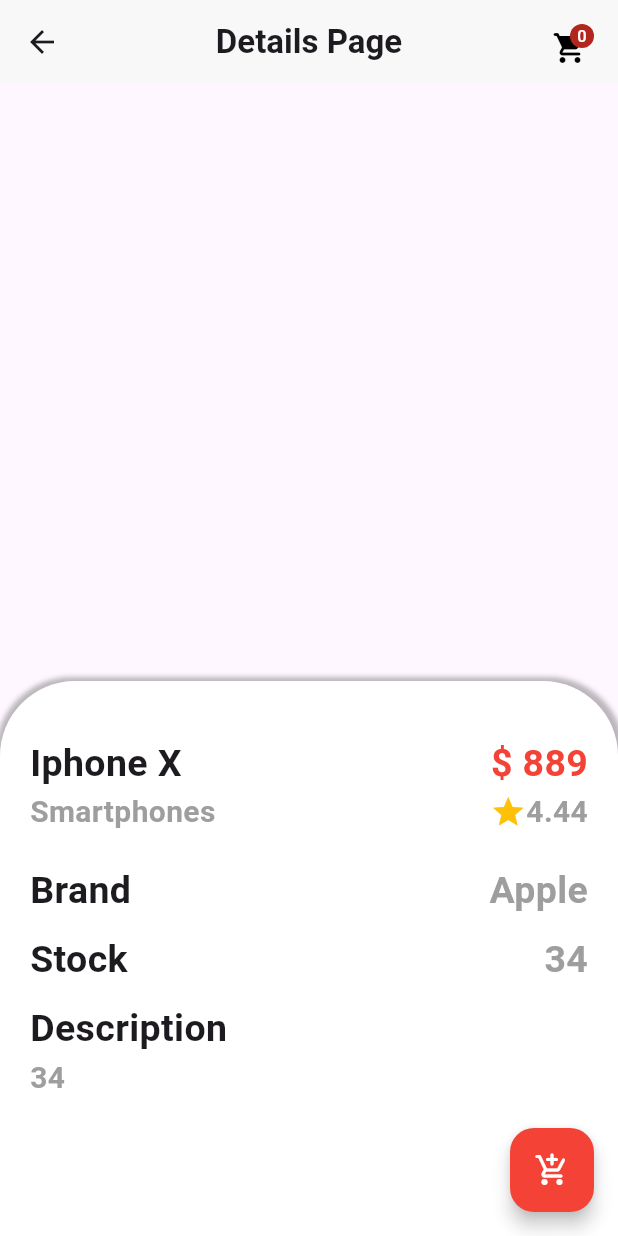
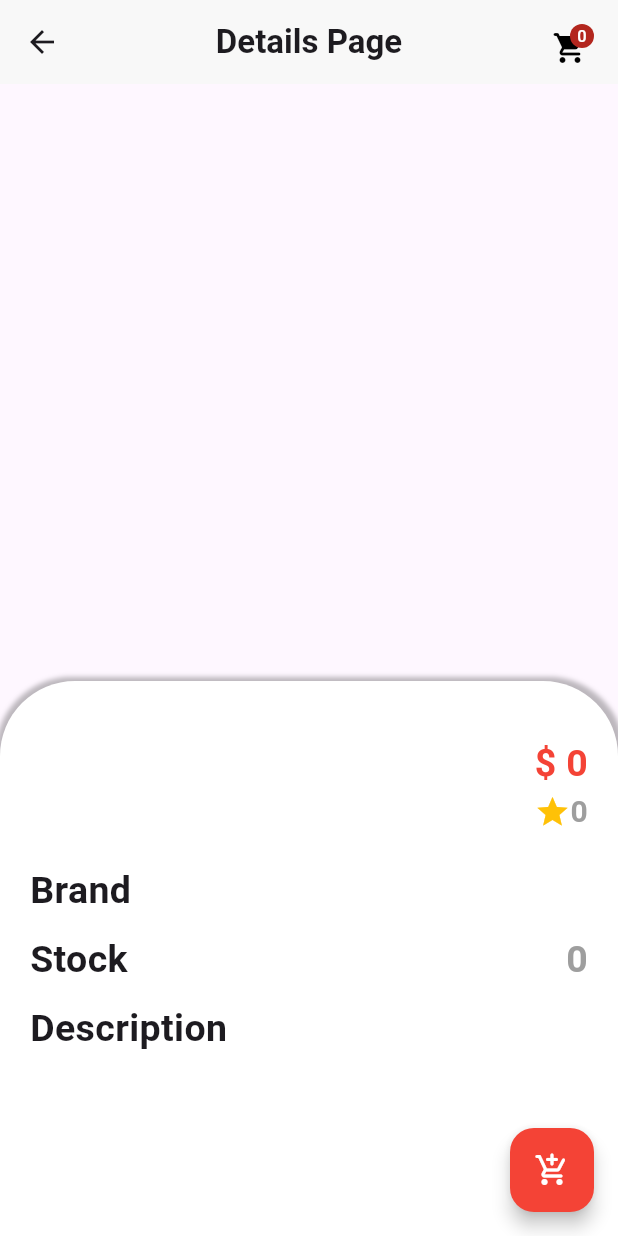
Before and after one commit to rajiyanareja1517/EcomGrove, a Flutter app: the ProductDetails screen opened directly with empty values, on a phone screen of 412 x 824 dp. Run offline on Flutter 3.47's test engine with Material 3 defaults, Android fonts, the phone set to English and light mode, and no system bars; our stand-ins replace flutter_rating_bar; network calls fail.

Commit message:
add no data found in cart page, update product details data, update readme fie

```diff
--- a/lib/main.dart
+++ b/lib/main.dart
@@ -12,8 +12,6 @@ class MyApp extends StatelessWidget {
   Widget build(BuildContext context) {
     return MaterialApp(
       debugShowCheckedModeBanner: false,
-      /*   theme: ThemeData(
-        primarySwatch: Colors.green, ),*/
       initialRoute: 'homePage',
       routes: {
         'homePage': (context) => HomePage(),
--- a/lib/screens/ProductDetailsPage.dart
+++ b/lib/screens/ProductDetailsPage.dart
@@ -1,5 +1,4 @@
 import 'package:e_commerce_demo/utilities/all_product_data.dart';
-import 'package:flutter/cupertino.dart';
 import 'package:flutter/material.dart';
 
 class ProductDetails extends StatefulWidget {
@@ -17,7 +16,7 @@ class _ProductDetailsState extends State<ProductDetails> {
     return Scaffold(
       appBar: AppBar(
         backgroundColor: Color(0xffF8F8F8),
-        title: Text(
+        title: const Text(
           "Details Page",
           style: TextStyle(fontWeight: FontWeight.bold),
         ),
@@ -88,13 +87,22 @@ class _ProductDetailsState extends State<ProductDetails> {
                     Row(
                         mainAxisAlignment: MainAxisAlignment.spaceBetween,
                         children: [
-                          Text(
-                            "Iphone X",
-                            style: TextStyle(
-                                fontSize: 25, fontWeight: FontWeight.bold),
+                          SizedBox(
+                            width: 250,
+                            child: Text(
+                              "${data['title']}",
+                              style: TextStyle(
+                                  color: Colors.black,
+                                  fontWeight:
+                                  FontWeight.bold,
+                                  fontSize: 18),
+                              maxLines: 1,
+                              overflow:
+                              TextOverflow.ellipsis,
+                            ),
                           ),
                           Text(
-                            "\$ 889",
+                            "\$ ${data['price']}",
                             style: TextStyle(
                                 fontSize: 25,
                                 fontWeight: FontWeight.bold,
@@ -105,7 +113,7 @@ class _ProductDetailsState extends State<ProductDetails> {
                         mainAxisAlignment: MainAxisAlignment.spaceBetween,
                         children: [
                           Text(
-                            "Smartphones",
+                            "${data['category']}",
                             style: TextStyle(
                                 fontSize: 20,
                                 fontWeight: FontWeight.bold,
@@ -118,7 +126,7 @@ class _ProductDetailsState extends State<ProductDetails> {
                                 color: Colors.amber,
                               ),
                               Text(
-                                "4.44",
+                                "${data['rating']}",
                                 style: TextStyle(
                                     fontSize: 20,
                                     fontWeight: FontWeight.bold,
@@ -139,7 +147,7 @@ class _ProductDetailsState extends State<ProductDetails> {
                                 fontSize: 25, fontWeight: FontWeight.bold),
                           ),
                           Text(
-                            "Apple",
+                            "${data['brand']}",
                             style: TextStyle(
                                 fontSize: 25,
                                 fontWeight: FontWeight.bold,
@@ -158,7 +166,7 @@ class _ProductDetailsState extends State<ProductDetails> {
                                 fontSize: 25, fontWeight: FontWeight.bold),
                           ),
                           Text(
-                            "34",
+                            "${data['stock']}",
                             style: TextStyle(
                                 fontSize: 25,
                                 fontWeight: FontWeight.bold,
@@ -172,17 +180,25 @@ class _ProductDetailsState extends State<ProductDetails> {
                         crossAxisAlignment: CrossAxisAlignment.start,
                         mainAxisSize: MainAxisSize.min,
                         children: [
+
                           Text(
                             "Description",
                             style: TextStyle(
                                 fontSize: 25, fontWeight: FontWeight.bold),
                           ),
-                          Text(
-                            "34",
-                            style: TextStyle(
-                                fontSize: 20,
-                                fontWeight: FontWeight.bold,
-                                color: Colors.grey),
+                          SizedBox(
+                            width: double.infinity,
+                            child: Text(
+                              "${data['description']}",
+                              style: TextStyle(
+                                  color: Colors.grey,
+                                  fontWeight:
+                                  FontWeight.bold,
+                                  fontSize: 18),
+                              maxLines: 3,
+                              overflow:
+                              TextOverflow.ellipsis,
+                            ),
                           ),
                         ]),
                   ],
--- a/lib/utilities/all_product_data.dart
+++ b/lib/utilities/all_product_data.dart
@@ -83,7 +83,7 @@ class ProductData {
           "rating": 4.6,
           "stock": 400,
           "brand": "OnePlus",
-          "category": "smartphones",
+          "category": "Smartphones",
           "thumbnail":
               "https://m.media-amazon.com/images/I/71v2jVh6nIL._SX679_.jpg",
           "images": [
@@ -101,7 +101,7 @@ class ProductData {
           "rating": 4.2,
           "stock": 600,
           "brand": "Xiaomi",
-          "category": "smartphones",
+          "category": "Smartphones",
           "thumbnail":
               "https://m.media-amazon.com/images/I/61VuVU94RnL._SX679_.jpg",
           "images": [
@@ -122,7 +122,7 @@ class ProductData {
           "rating": 4.8,
           "stock": 200,
           "brand": "Sony",
-          "category": "smartphones",
+          "category": "Smartphones",
           "thumbnail":
               "https://m.media-amazon.com/images/I/61VuVU94RnL._SX679_.jpg",
           "images": [
@@ -143,7 +143,7 @@ class ProductData {
           "rating": 4.6,
           "stock": 400,
           "brand": "Huawei",
-          "category": "smartphones",
+          "category": "Smartphones",
           "thumbnail":
               "https://m.media-amazon.com/images/I/61VuVU94RnL._SX679_.jpg",
           "images": [
@@ -163,7 +163,7 @@ class ProductData {
           "rating": 4.5,
           "stock": 500,
           "brand": "Oppo",
-          "category": "smartphones",
+          "category": "Smartphones",
           "thumbnail":
               "https://m.media-amazon.com/images/I/61VuVU94RnL._SX679_.jpg",
           "images": [
@@ -183,7 +183,7 @@ class ProductData {
           "rating": 4.4,
           "stock": 300,
           "brand": "Realme",
-          "category": "smartphones",
+          "category": "Smartphones",
           "thumbnail":
               "https://m.media-amazon.com/images/I/61VuVU94RnL._SX679_.jpg",
           "images": [
@@ -203,7 +203,7 @@ class ProductData {
           "rating": 4.3,
           "stock": 400,
           "brand": "Motorola",
-          "category": "smartphones",
+          "category": "Smartphones",
           "thumbnail":
               "https://m.media-amazon.com/images/I/61VuVU94RnL._SX679_.jpg",
           "images": [
```
Also changed, not shown: lib/screens/CartProductData.dart (+23 -7 lines), lib/screens/Home_page.dart (+100 -105 lines), 1 other file.
